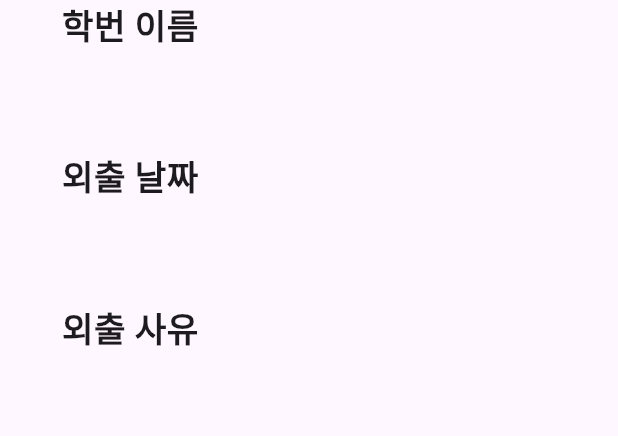
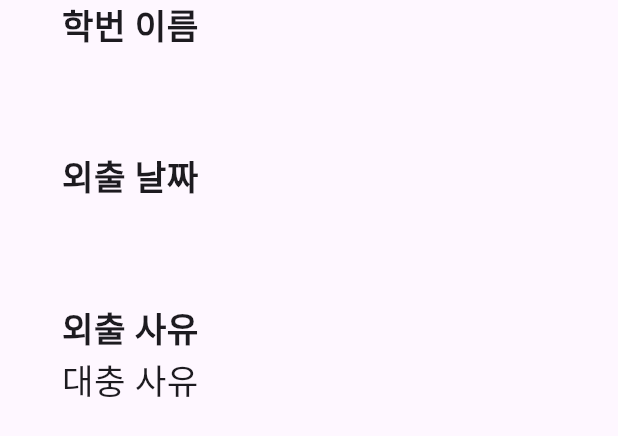
Before and after one commit to BSM-Dormitory/Dormitory_user_app_android, a Flutter app: what listDetail() shows on an empty page, opened directly with empty values, on a phone screen of 412 x 824 dp. Shown: the top 436 px of the screen. Run offline on Flutter 3.47's test engine with Material 3 defaults, Android fonts, the phone set to English and light mode, and no system bars; our stand-ins replace flutter_screenutil, get, table_calendar; missing offline and left inert: dart:ffi.

Commit message:
FEAT: parameter

```diff
--- a/lib/ui/view/admin/outdoor/outdoor_detail.dart
+++ b/lib/ui/view/admin/outdoor/outdoor_detail.dart
@@ -8,7 +8,9 @@ import 'package:get/get.dart';
 import '../../../../utils/theme/colors/colors.dart';
 
 class OutdoorDetail extends StatelessWidget {
-  const OutdoorDetail({Key? key});
+  OutdoorDetail({Key? key});
+  String sNum = Get.arguments['sNum'];
+  String sName = Get.arguments['name'];
 
   @override
   Widget build(BuildContext context) {
@@ -71,10 +73,10 @@ class OutdoorDetail extends StatelessWidget {
                 ),
                 listDetail(
                   context: context,
-                  id: "2407",
-                  name: "박현준",
-                  timeRange: "12:00 ~ 13:00",
-                  description: "아무튼 이유임",
+                  sNum: sNum,
+                  name: sName,
+                  date: "2021-09-01",
+                  reason: "외출",
                 ), // 더미데이터임 나중에 데이터베이스에서 가져온 값 넣을 예정
                 SizedBox(
                   height: 0.02.sh,
--- a/lib/ui/widget/list.dart
+++ b/lib/ui/widget/list.dart
@@ -9,13 +9,14 @@ Widget outDoorList(
   return ScreenUtilInit(
     child: GestureDetector(
       onTap: () {
+        print("log: $sNum, $name");
         Get.toNamed("/outdoor/$sNum", arguments: {
           'sNum': sNum,
           'name': name,
         });
       },
       child: Container(
-        margin: EdgeInsets.only(top: 10),
+        margin: const EdgeInsets.only(top: 10),
         width: 0.85.sw,
         height: 0.07.sh,
         alignment: Alignment.center,
--- a/lib/ui/widget/list_detail.dart
+++ b/lib/ui/widget/list_detail.dart
@@ -3,10 +3,10 @@ import 'package:flutter_screenutil/flutter_screenutil.dart';
 
 Widget listDetail({
   required BuildContext context,
-  required String id,
+  required String sNum,
   required String name,
-  required String timeRange,
-  required String description,
+  required String date,
+  required String reason,
 }) {
   return ScreenUtilInit(
     child: Column(
@@ -26,7 +26,7 @@ Widget listDetail({
           margin: EdgeInsets.only(left: 0.1.sw),
           alignment: Alignment.bottomLeft,
           child: Text(
-            id + " " + name,
+            sNum + " " + name,
             style: TextStyle(
               fontWeight: FontWeight.w400,
               fontSize: 20.sp,
@@ -51,7 +51,7 @@ Widget listDetail({
           margin: EdgeInsets.only(left: 0.1.sw),
           alignment: Alignment.centerLeft,
           child: Text(
-            timeRange,
+            date,
             style: TextStyle(
               fontWeight: FontWeight.w400,
               fontSize: 20.sp,
@@ -76,7 +76,7 @@ Widget listDetail({
           margin: EdgeInsets.only(left: 0.1.sw),
           alignment: Alignment.centerLeft,
           child: Text(
-            description,
+            "대충 사유",
             style: TextStyle(
               fontWeight: FontWeight.w400,
               fontSize: 20.sp,
--- a/lib/ui/widget/onboarding.dart
+++ b/lib/ui/widget/onboarding.dart
@@ -1,5 +1,3 @@
-import 'dart:ffi';
-
 import 'package:app/utils/theme/colors/colors.dart';
 import 'package:flutter/material.dart';
 import 'package:flutter_screenutil/flutter_screenutil.dart';
--- a/lib/utils/router/app_router.dart
+++ b/lib/utils/router/app_router.dart
@@ -17,7 +17,7 @@ List<GetPage> AppRouter = [
   ),
   GetPage(
     name: '/user/outdoor',
-    page: () => const OutDoorPage(),
+    page: () => OutDoorPage(),
   ),
   GetPage(
     name: "/admin/home",
@@ -29,6 +29,6 @@ List<GetPage> AppRouter = [
   ),
   GetPage(
     name: "/outdoor/:id",
-    page: () => const OutdoorDetail(),
+    page: () => OutdoorDetail(),
   ),
 ];
```
